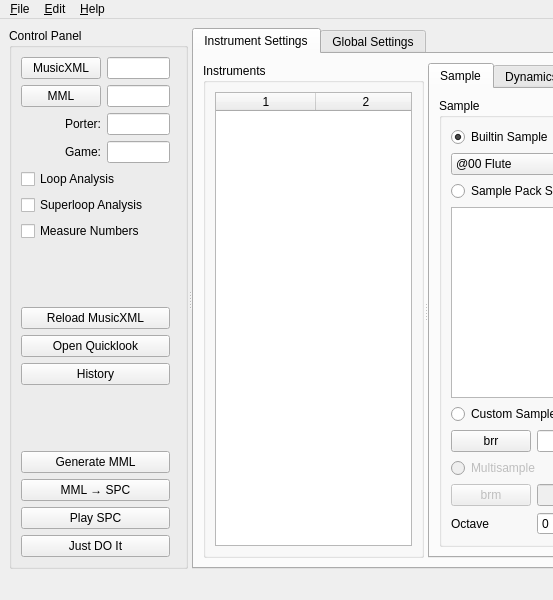
Above: smw_music/data/dashboard.ui from com-posers-pit/smw_music before the change; both pictures show x 0 to 553 and y 0 to 600 of the 1400 by 600 pixel window. Below: the same form after it.
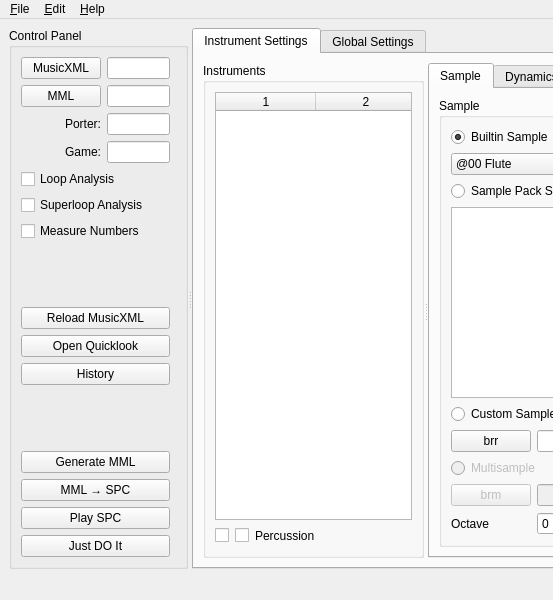
That is the form after the change.

Commit message:
Add temporary percussion mute/solo functionality
Re #134

Now playing:
Midnight Safari by Lupus Nocte

Patch:
```diff
--- a/smw_music/data/dashboard.ui
+++ b/smw_music/data/dashboard.ui
@@ -197,7 +197,52 @@
              <string>Instruments</string>
             </property>
             <layout class="QGridLayout" name="gridLayout_2">
-             <item row="0" column="0">
+             <item row="1" column="2">
+              <widget class="QLabel" name="percussion_label">
+               <property name="toolTip">
+                <string>This is a hack and will be going away soon</string>
+               </property>
+               <property name="text">
+                <string>Percussion</string>
+               </property>
+              </widget>
+             </item>
+             <item row="1" column="1">
+              <widget class="QCheckBox" name="mute_percussion">
+               <property name="toolTip">
+                <string>Mute percusion.
+This is a hack and will be going away soon</string>
+               </property>
+               <property name="text">
+                <string/>
+               </property>
+              </widget>
+             </item>
+             <item row="1" column="0">
+              <widget class="QCheckBox" name="solo_percussion">
+               <property name="toolTip">
+                <string>Solo Percussion.
+This is a hack and will be going away soon</string>
+               </property>
+               <property name="text">
+                <string/>
+               </property>
+              </widget>
+             </item>
+             <item row="1" column="3">
+              <spacer name="horizontalSpacer_2">
+               <property name="orientation">
+                <enum>Qt::Horizontal</enum>
+               </property>
+               <property name="sizeHint" stdset="0">
+                <size>
+                 <width>40</width>
+                 <height>20</height>
+                </size>
+               </property>
+              </spacer>
+             </item>
+             <item row="0" column="0" colspan="4">
               <widget class="QTableWidget" name="instrument_list">
                <property name="horizontalScrollBarPolicy">
                 <enum>Qt::ScrollBarAlwaysOff</enum>
```
The commit also changes 6 other files.
